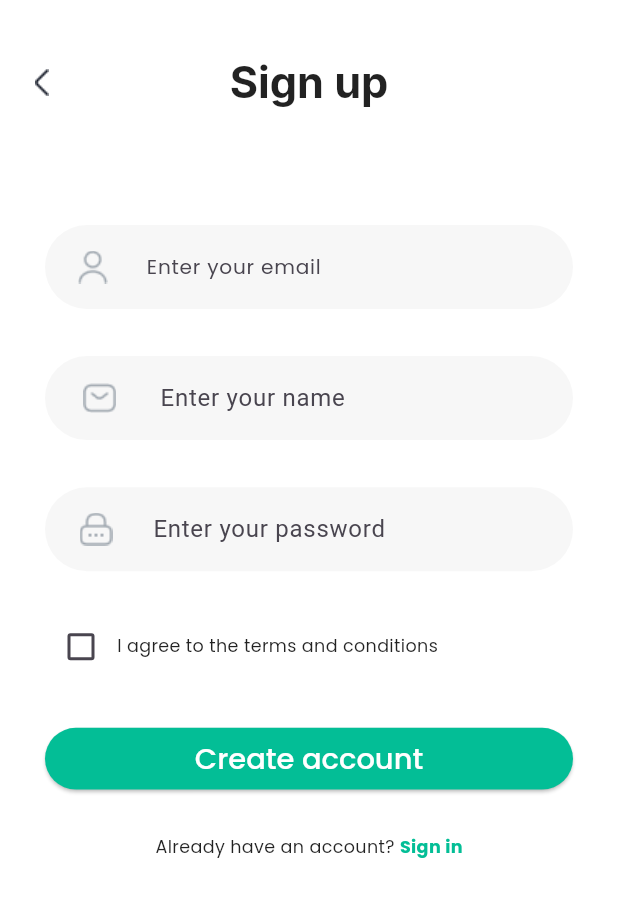
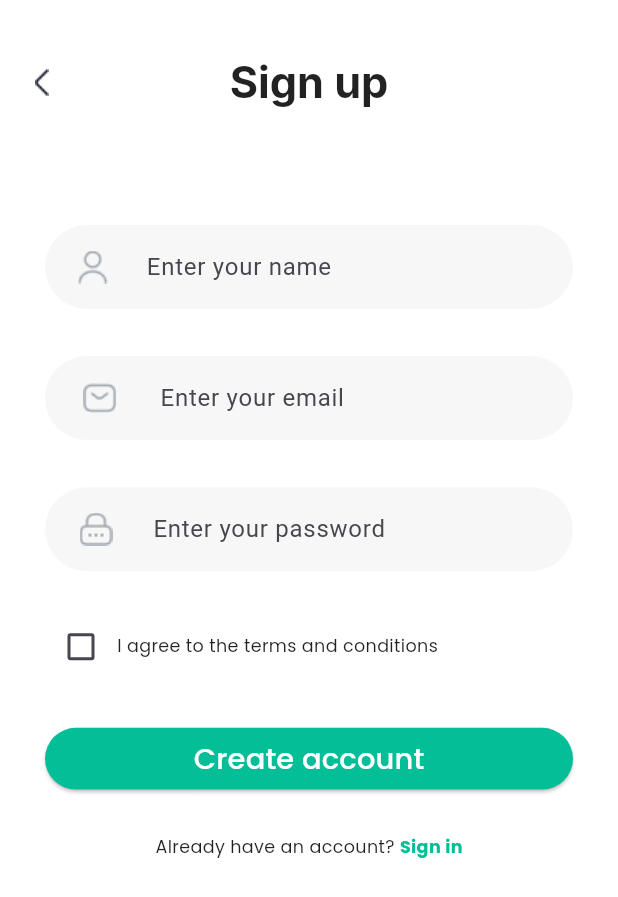
Before and after one commit to mohamedabdelaziz55/Docor_app, a Flutter app: the login_signup screen opened directly, after a tap on "Login", after a tap on "Sign Up", on a phone screen of 412 x 824 dp. Shown: the top 897 px of the screen. Run offline on Flutter 3.47's test engine with Material 3 defaults, Android fonts, the light colour scheme and no system bars; drawn by our look-alikes of smooth_page_indicator; our stand-ins replace animated_bottom_navigation_bar, font_awesome_flutter, google_fonts, page_transition, responsive_sizer.

Commit message:
register&php

```diff
--- a/lib/Screens/Login-Signup/login.dart
+++ b/lib/Screens/Login-Signup/login.dart
@@ -11,9 +11,14 @@ import '../Widgets/auth_social_login.dart';
 import 'forgot_pass.dart';
 import 'login_signup.dart';
 
-class login extends StatelessWidget {
+class login extends StatefulWidget {
   const login({super.key});
 
+  @override
+  State<login> createState() => _loginState();
+}
+
+class _loginState extends State<login> {
   @override
   Widget build(BuildContext context) {
     return Scaffold(
@@ -130,7 +135,7 @@ class login extends StatelessWidget {
                       context,
                       PageTransition(
                           type: PageTransitionType.rightToLeft,
-                          child: register()));
+                          child: Register()));
                 },
                 child: Text(
                   "Sign Up",
--- a/lib/Screens/Login-Signup/register.dart
+++ b/lib/Screens/Login-Signup/register.dart
@@ -1,13 +1,56 @@
+import 'package:doctor_app/crud.dart';
 import 'package:flutter/material.dart';
 import 'package:google_fonts/google_fonts.dart';
 import 'package:page_transition/page_transition.dart';
 import 'package:responsive_sizer/responsive_sizer.dart';
 
+import '../../constet.dart';
+import '../Views/Homepage.dart';
 import '../Widgets/Auth_text_field.dart';
 import 'login.dart';
 
-class register extends StatelessWidget {
-  const register({super.key});
+class Register extends StatefulWidget {
+  const Register({super.key});
+
+  @override
+  State<Register> createState() => _RegisterState();
+}
+
+class _RegisterState extends State<Register> {
+  final Crud _crud = Crud();
+  final GlobalKey<FormState> formKey = GlobalKey();
+  final TextEditingController name = TextEditingController();
+  final TextEditingController email = TextEditingController();
+  final TextEditingController password = TextEditingController();
+
+  bool isLoading = false;
+
+  Future<void> registerPhp() async {
+    if (formKey.currentState!.validate()) {
+      setState(() => isLoading = true);
+
+      var response = await _crud.postRequest(linkSignUp, {
+        "name": name.text,
+        "email": email.text,
+        "password": password.text,
+      });
+
+      setState(() => isLoading = false);
+
+      if (response['status'] == "success") {
+        Navigator.pushReplacement(
+          context,
+          PageRouteBuilder(
+            pageBuilder: (context, animation, secondaryAnimation) => Homepage(),
+          ),
+        );
+      } else {
+        ScaffoldMessenger.of(context).showSnackBar(
+          const SnackBar(content: Text("فشل في إنشاء الحساب")),
+        );
+      }
+    }
+  }
 
   @override
   Widget build(BuildContext context) {
@@ -16,15 +59,19 @@ class register extends StatelessWidget {
       appBar: AppBar(
         centerTitle: true,
         leading: IconButton(
-          icon: Container(
+          icon: Image.asset(
+            "assets/icons/back2.png",
             height: MediaQuery.of(context).size.height * 0.06,
             width: MediaQuery.of(context).size.width * 0.06,
-              child: Image.asset("assets/icons/back2.png")),
+          ),
           onPressed: () {
             Navigator.push(
               context,
               PageTransition(
-                    type: PageTransitionType.leftToRight, child: login()));
+                type: PageTransitionType.leftToRight,
+                child: const login(),
+              ),
+            );
           },
         ),
         title: Text(
@@ -33,7 +80,7 @@ class register extends StatelessWidget {
             color: Colors.black87,
             fontSize: 22.sp,
             fontWeight: FontWeight.w700,
-              letterSpacing: 0),
+          ),
         ),
         toolbarHeight: 110,
         backgroundColor: Colors.white,
@@ -41,61 +88,62 @@ class register extends StatelessWidget {
       ),
       body: Padding(
         padding: const EdgeInsets.symmetric(horizontal: 30),
-        child: Column(children: [
-          const SizedBox(
-            height: 40,
+        child: Form(
+          key: formKey,
+          child: Column(
+            children: [
+              const SizedBox(height: 40),
+              Auth_text_field(
+                validator: (value) {
+                  if (value == null || value.isEmpty) {
+                    return "Name cannot be empty";
+                  }
+                  if (value.length < 3) {
+                    return "Name must be at least 3 characters";
+                  }
+                  return null; // لا يوجد خطأ
+                },
+                text: "Enter your name",
+                icon: "assets/icons/person.png",
+                controller: name,
               ),
-          Center(
-            child: Container(
-              height: MediaQuery.of(context).size.height * 0.1,
-              width: MediaQuery.of(context).size.width * 0.9,
-              child: TextField(
-                textAlign: TextAlign.start,
-                textInputAction: TextInputAction.none,
-                obscureText: false,
-                keyboardType: TextInputType.emailAddress,
-                textAlignVertical: TextAlignVertical.center,
-                decoration: InputDecoration(
-                    focusColor: Colors.black26,
-                    fillColor: Color.fromARGB(255, 247, 247, 247),
-                    filled: true,
-                    prefixIcon: Padding(
-                      padding: const EdgeInsets.symmetric(
-                        horizontal: 10,
+              const SizedBox(height: 5),
+
+              Auth_text_field(
+                validator: (value) {
+                  if (value == null || value.isEmpty) {
+                    return "Email cannot be empty";
+                  }
+                  // التحقق من صحة البريد الإلكتروني بصيغة صحيحة
+                  if (!RegExp(r'^[^@]+@[^@]+\.[^@]+').hasMatch(value)) {
+                    return "Enter a valid email";
+                  }
+                  return null;
+                },
+                text: "Enter your email",
+                icon: "assets/icons/email.png",
+                controller: email,
               ),
-                      child: Container(
-                        child: Image.asset("assets/icons/person.png"),
+              const SizedBox(height: 5),
+
+              Auth_text_field(
+                validator: (value) {
+                  if (value == null || value.isEmpty) {
+                    return "Password cannot be empty";
+                  }
+                  if (value.length < 6) {
+                    return "Password must be at least 6 characters";
+                  }
+                  return null;
+                },
+                text: "Enter your password",
+                icon: "assets/icons/lock.png",
+                controller: password,
               ),
-                    ),
-                    prefixIconColor: const Color.fromARGB(255, 3, 190, 150),
-                    label: Text(
-                      "Enter your email",
-                      style: GoogleFonts.poppins(fontSize: 15.sp),
-                    ),
-                    floatingLabelBehavior: FloatingLabelBehavior.never,
-                    border: OutlineInputBorder(
-                      borderSide: BorderSide.none,
-                      borderRadius: BorderRadius.circular(30),
-                    )),
-              ),
-            ),
-          ),
-          const SizedBox(
-            height: 5,
-          ),
-          Auth_text_field(text: "Enter your name", icon: "assets/icons/email.png"),
-          const SizedBox(
-            height: 5,
-          ),
-          Auth_text_field(
-              text: "Enter your password", icon: "assets/icons/lock.png"),
               Row(
                 mainAxisAlignment: MainAxisAlignment.start,
                 children: [
-              Checkbox(
-                value: false,
-                onChanged: (bool? value) {},
-              ),
+                  Checkbox(value: false, onChanged: (bool? value) {}),
                   Text(
                     "I agree to the terms and conditions",
                     style: GoogleFonts.poppins(
@@ -105,44 +153,40 @@ class register extends StatelessWidget {
                   ),
                 ],
               ),
+              const SizedBox(height: 30),
               SizedBox(
-            height: 30,
-          ),
-          Container(
                 height: MediaQuery.of(context).size.height * 0.05,
                 width: MediaQuery.of(context).size.width * 0.9,
                 child: ElevatedButton(
-              onPressed: () {
-                // Perform verification or other actions here
-              },
+                  onPressed: isLoading ? null : registerPhp,
                   style: ElevatedButton.styleFrom(
-                backgroundColor: Color.fromARGB(255, 3, 190, 150),
+                    backgroundColor: const Color.fromARGB(255, 3, 190, 150),
                     shape: RoundedRectangleBorder(
                       borderRadius: BorderRadius.circular(30),
                     ),
                   ),
-              child: Text(
+                  child: isLoading
+                      ? CircularProgressIndicator()
+                      : Text(
                     "Create account",
-                textAlign: TextAlign.center,
                     style: GoogleFonts.poppins(
                       fontSize: 18.sp,
-                  color: Color.fromARGB(255, 255, 255, 255),
+                      color: Colors.white,
                       fontWeight: FontWeight.w500,
-                  letterSpacing: 0,
                     ),
                   ),
                 ),
               ),
-          SizedBox(
-            height: 30,
-          ),
+              const SizedBox(height: 30),
               Row(
                 mainAxisAlignment: MainAxisAlignment.center,
                 children: [
                   Text(
                     "Already have an account? ",
-                style:
-                    GoogleFonts.poppins(fontSize: 14.sp, color: Colors.black87),
+                    style: GoogleFonts.poppins(
+                      fontSize: 14.sp,
+                      color: Colors.black87,
+                    ),
                   ),
                   GestureDetector(
                     onTap: () {
@@ -150,7 +194,9 @@ class register extends StatelessWidget {
                         context,
                         PageTransition(
                           type: PageTransitionType.bottomToTop,
-                          child: login()));
+                          child: const login(),
+                        ),
+                      );
                     },
                     child: Text(
                       "Sign in",
@@ -163,10 +209,10 @@ class register extends StatelessWidget {
                   ),
                 ],
               ),
-          const SizedBox(
-            height: 30,
+              const SizedBox(height: 30),
+            ],
           ),
-        ]),
+        ),
       ),
     );
   }
--- a/lib/Screens/Widgets/Auth_text_field.dart
+++ b/lib/Screens/Widgets/Auth_text_field.dart
@@ -3,8 +3,9 @@ import 'package:flutter/material.dart';
 class Auth_text_field extends StatelessWidget {
   final String text;
   final String icon;
-
-  Auth_text_field({required this.text, required this.icon});
+final TextEditingController? controller;
+final String? Function(String?)? validator;
+  Auth_text_field({required this.text, required this.icon, this.controller, this.validator});
 
   @override
   Widget build(BuildContext context) {
@@ -12,7 +13,9 @@ class Auth_text_field extends StatelessWidget {
       child: Container(
         height: MediaQuery.of(context).size.height * 0.1,
         width: MediaQuery.of(context).size.width * 0.9,
-        child: TextField(
+        child: TextFormField(
+          validator: validator,
+          controller:controller ,
           textAlign: TextAlign.start,
           textInputAction: TextInputAction.none,
           obscureText: false,
--- /dev/null
+++ b/lib/constet.dart
@@ -0,0 +1,4 @@
+const String linkServerName = "http://localhost:8012/php_doctor";
+//auth
+const String linkSignUp = "$linkServerName/auth/singup.php";
+const String linklogin = "$linkServerName/auth/login.php";
--- a/pubspec.yaml
+++ b/pubspec.yaml
@@ -42,6 +42,7 @@ dependencies:
   page_transition: ^2.2.1
   flutter_chat_ui: ^1.6.15
   animated_bottom_navigation_bar: ^1.4.0
+  shared_preferences: ^2.5.2
 dev_dependencies:
   flutter_test:
     sdk: flutter
```
Also changed, not shown: lib/Screens/Login-Signup/login_signup.dart (+7 -2 lines), lib/crud.dart (added, +33 -0 lines), pubspec.lock, 1 other file. Lines whose indentation alone changed are shown as unchanged.
